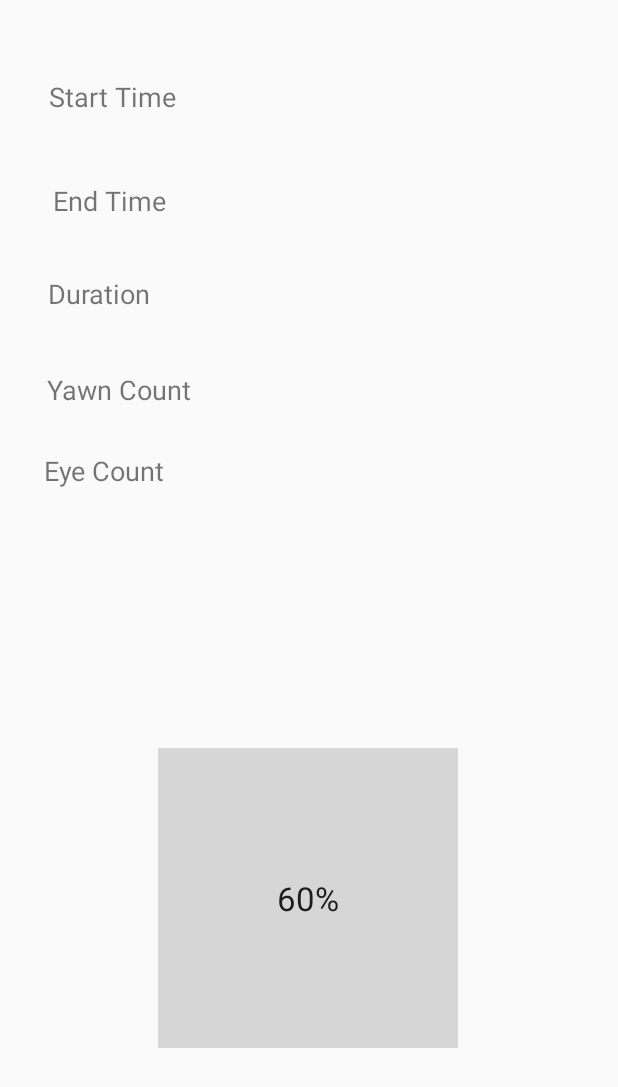
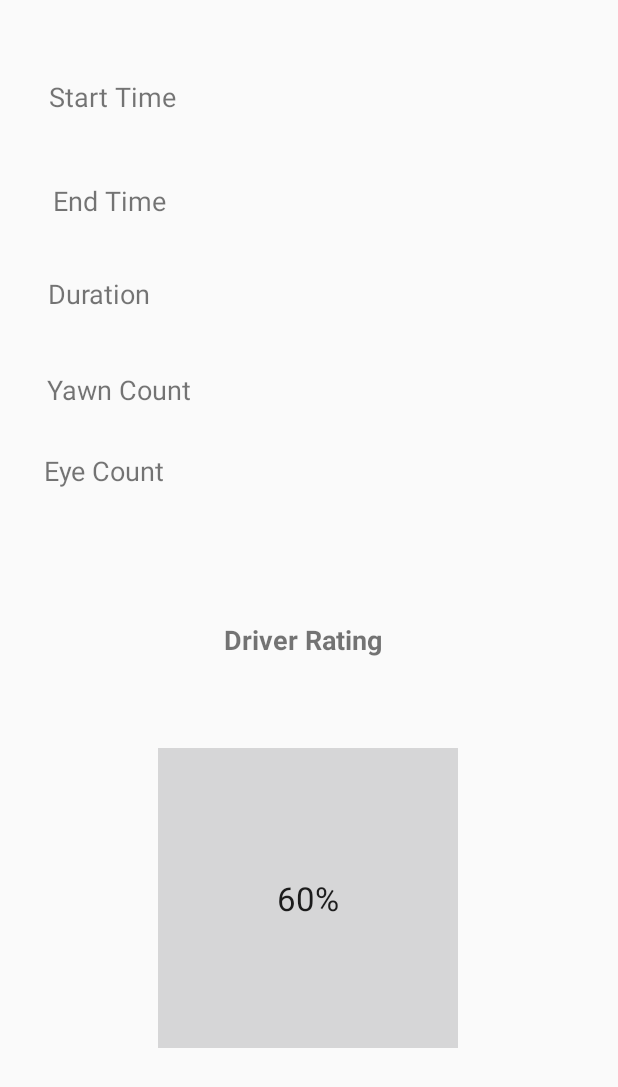
Before and after one commit to Savan2711/Driver-Monitoring-System, an Android app: the layout activity_rating1.xml on its own in the app's theme, with its tools: preview values and no code run, on a phone screen of 412 x 824 dp. Shown: the top 1087 px of the screen. Run offline under Robolectric (Android 15) with nearby library versions, the phone set to English and light mode, and no system bars.

Commit message:
Basic GUI update

```diff
--- a/AdminDriverMonitoring/app/build.gradle
+++ b/AdminDriverMonitoring/app/build.gradle
@@ -1,5 +1,9 @@
 apply plugin: 'com.android.application'
 apply plugin: 'com.google.gms.google-services'
+
+Properties properties = new Properties()
+properties.load(project.rootProject.file('local.properties').newDataInputStream())
+def googleMapAPIKey = properties.getProperty('MAPS_API_KEY')
 
 android {
     compileSdkVersion 29
--- a/AdminDriverMonitoring/app/src/main/AndroidManifest.xml
+++ b/AdminDriverMonitoring/app/src/main/AndroidManifest.xml
@@ -27,7 +27,7 @@
 
         <meta-data
             android:name="com.google.android.geo.API_KEY"
-            android:value= "@{API_KEY}" />
+            android:value= "${MAPS_API_KEY}" />
     </application>
 
 </manifest>
--- a/AdminDriverMonitoring/app/src/main/java/com/example/admindrivermonitoring/RatingActivity.java
+++ b/AdminDriverMonitoring/app/src/main/java/com/example/admindrivermonitoring/RatingActivity.java
@@ -207,7 +207,7 @@ public class RatingActivity extends AppCompatActivity {
 //                dstLonTextView.setText("Destination Longitude : " + dstLon);
                 startTimeTextView.setText("Start Time : " + startTime);
                 endTimeTextView.setText("End Time : " + endTime);
-                durationTextView.setText("Travelled Time : " + duration);
+                durationTextView.setText("Travelled Time : " + duration + " s");
                 yawnCountTextView.setText("Yawn Count : " + yawnCount);
                 eyeCountTextView.setText("Eye Count : " + eyeCount);
 
--- a/AdminDriverMonitoring/app/src/main/res/layout/activity_rating1.xml
+++ b/AdminDriverMonitoring/app/src/main/res/layout/activity_rating1.xml
@@ -68,6 +68,22 @@
         app:layout_constraintStart_toStartOf="parent"
         app:layout_constraintTop_toBottomOf="@+id/yawnCount" />
 
+    <TextView
+        android:layout_width="351dp"
+        android:layout_height="39dp"
+        android:layout_centerInParent="true"
+        android:layout_marginTop="40dp"
+        android:layout_marginBottom="27dp"
+        android:gravity="center"
+        android:text="Driver Rating"
+        android:textSize="18sp"
+        android:textStyle="bold"
+        app:layout_constraintBottom_toTopOf="@+id/progress_bar"
+        app:layout_constraintEnd_toEndOf="parent"
+        app:layout_constraintHorizontal_bias="0.433"
+        app:layout_constraintStart_toStartOf="parent"
+        app:layout_constraintTop_toBottomOf="@+id/eyeCount" />
+
     <ProgressBar
         android:id="@+id/progress_bar"
         android:layout_width="200dp"
```
Also changed, not shown: AdminDriverMonitoring/app/src/main/java/com/example/admindrivermonitoring/MapsActivity.java (+5 -5 lines), AdminDriverMonitoring/app/src/main/res/layout/activity_maps.xml (+45 -39 lines).
